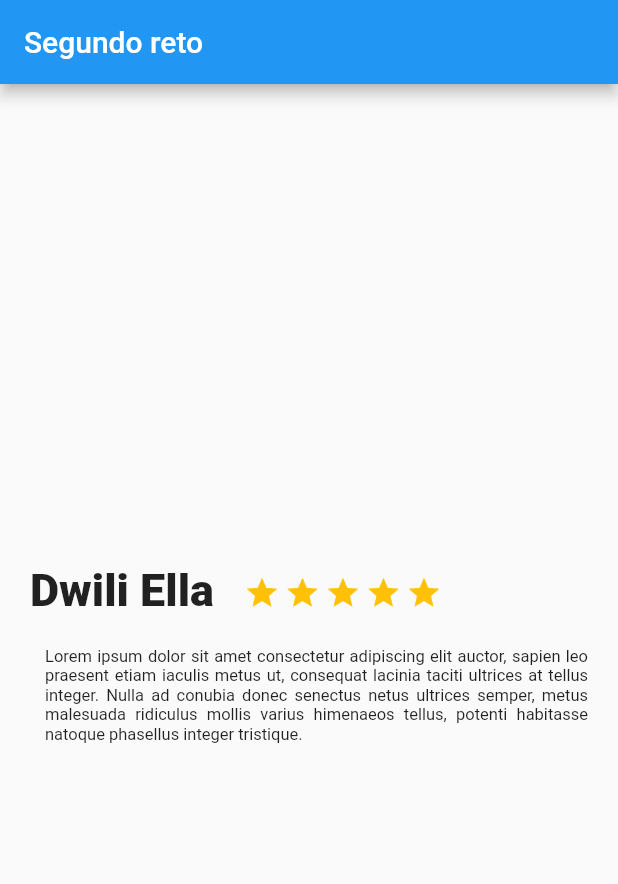
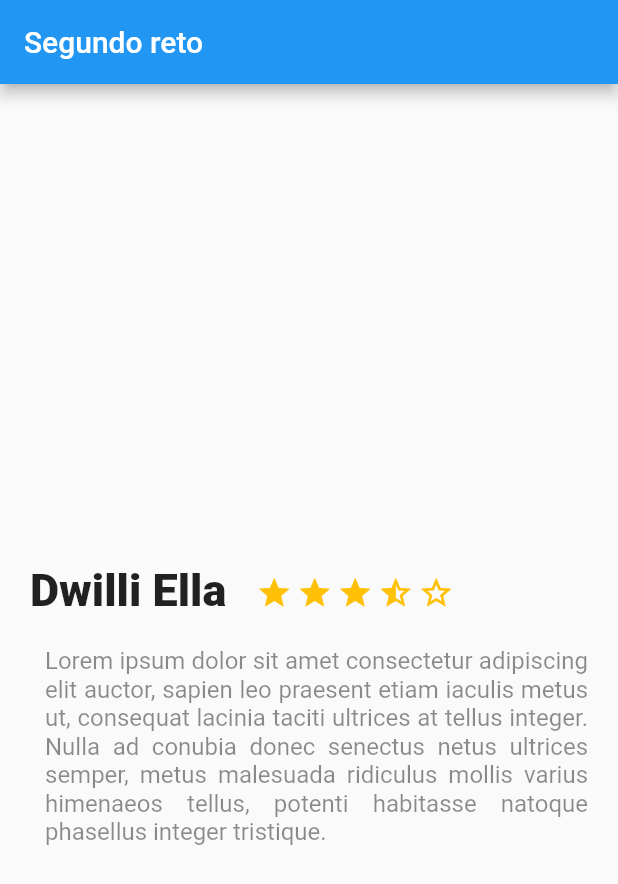
Before and after one commit to Jhogakuse/Platzi_trips_app, a Flutter app: the screen it shows after launch, on a phone screen of 412 x 824 dp. Shown: the top 884 px of the screen. Run offline on Flutter 3.47's test engine with Material 2 defaults, Android fonts, the phone set to English and light mode, and no system bars.

Commit message:
Columns, two more kind of stars and parameters

```diff
--- a/lib/desciption_place.dart
+++ b/lib/desciption_place.dart
@@ -1,10 +1,21 @@
 import 'package:flutter/material.dart';
 import 'star_description_place.dart';
+import 'star_half.dart';
+import 'star_border.dart';
+import 'description_text.dart';
 
 class DescriptionPlace extends StatelessWidget {
+  String namePlace;
+  int stars;
+  String descriptionPlace;
+
+  DescriptionPlace(this.namePlace, this.stars, this.descriptionPlace);
+
   @override
   Widget build(BuildContext context) {
-    final title_stars = Row(
+    final title_stars = Column(
+      children: [
+        Row(
           children: [
             Container(
               margin: EdgeInsets.only(
@@ -13,7 +24,7 @@ class DescriptionPlace extends StatelessWidget {
                 right: 20.0,
               ),
               child: Text(
-            "Dwili Ella",
+                namePlace,
                 style: TextStyle(
                   fontSize: 30.0,
                   fontWeight: FontWeight.w900
@@ -27,13 +38,17 @@ class DescriptionPlace extends StatelessWidget {
                 Star(),
                 Star(),
                 Star(),
-            Star(),
-            Star(),
+                StarHalf(),
+                StarBorder(),
               ],
             ),
 
           ],
+        ),
+        new DescriptionText(descriptionPlace),
+      ],
     );
+
     return title_stars;
   }
 }
--- a/lib/description_text.dart
+++ b/lib/description_text.dart
@@ -1,6 +1,8 @@
 import 'package:flutter/material.dart';
 
 class DescriptionText extends StatelessWidget{
+  String descriptionPlace;
+  DescriptionText(this.descriptionPlace);
   @override
   Widget build(BuildContext context) {
     final description = Container(
@@ -10,14 +12,11 @@ class DescriptionText extends StatelessWidget{
           right: 20.0
       ),
       child: Text(
-        "Lorem ipsum dolor sit amet consectetur adipiscing elit auctor, "
-            "sapien leo praesent etiam iaculis metus ut, "
-            "consequat lacinia taciti ultrices at tellus integer. "
-            "Nulla ad conubia donec senectus netus ultrices semper, "
-            "metus malesuada ridiculus mollis varius himenaeos tellus, "
-            "potenti habitasse natoque phasellus integer tristique.",
+        descriptionPlace,
         style: TextStyle(
-            fontSize: 11.0
+            fontSize: 16.0,
+            fontWeight: FontWeight.normal,
+            color: Colors.black45,
         ),
         textAlign: TextAlign.justify,
       ),
--- a/lib/main.dart
+++ b/lib/main.dart
@@ -1,6 +1,5 @@
 import 'package:flutter/material.dart';
 import 'desciption_place.dart';
-import 'description_text.dart';
 
 void main() {
   runApp(MyApp());
@@ -34,8 +33,17 @@ class MyApp extends StatelessWidget {
         ),
         body: Column(
           children: [
-            new DescriptionPlace(),
-            new DescriptionText(),
+            new DescriptionPlace(
+                "Dwilli Ella",
+                4,
+              "Lorem ipsum dolor sit amet consectetur adipiscing elit auctor, "
+                  "sapien leo praesent etiam iaculis metus ut, "
+                  "consequat lacinia taciti ultrices at tellus integer. "
+                  "Nulla ad conubia donec senectus netus ultrices semper, "
+                  "metus malesuada ridiculus mollis varius himenaeos tellus, "
+                  "potenti habitasse natoque phasellus integer tristique.",
+            ),
+            //new DescriptionText(),
           ],
         ),
       )//MyHomePage(title: 'Flutter Demo Home Page'),
--- /dev/null
+++ b/lib/star_border.dart
@@ -0,0 +1,19 @@
+import 'package:flutter/material.dart';
+
+class StarBorder extends StatelessWidget{
+  @override
+  Widget build(BuildContext context) {
+    final star = Container(
+      margin:EdgeInsets.only(
+          top:323.0,
+          right: 3.0
+      ),
+
+      child: Icon(
+          Icons.star_border,
+          color: Colors.amber
+      ),
+    );
+    return star;
+  }
+}
--- /dev/null
+++ b/lib/star_half.dart
@@ -0,0 +1,19 @@
+import 'package:flutter/material.dart';
+
+class StarHalf extends StatelessWidget{
+  @override
+  Widget build(BuildContext context) {
+    final star = Container(
+      margin:EdgeInsets.only(
+          top:323.0,
+          right: 3.0
+      ),
+
+      child: Icon(
+          Icons.star_half,
+          color: Colors.amber
+      ),
+    );
+    return star;
+  }
+}
```
Lines whose indentation alone changed are shown as unchanged.
